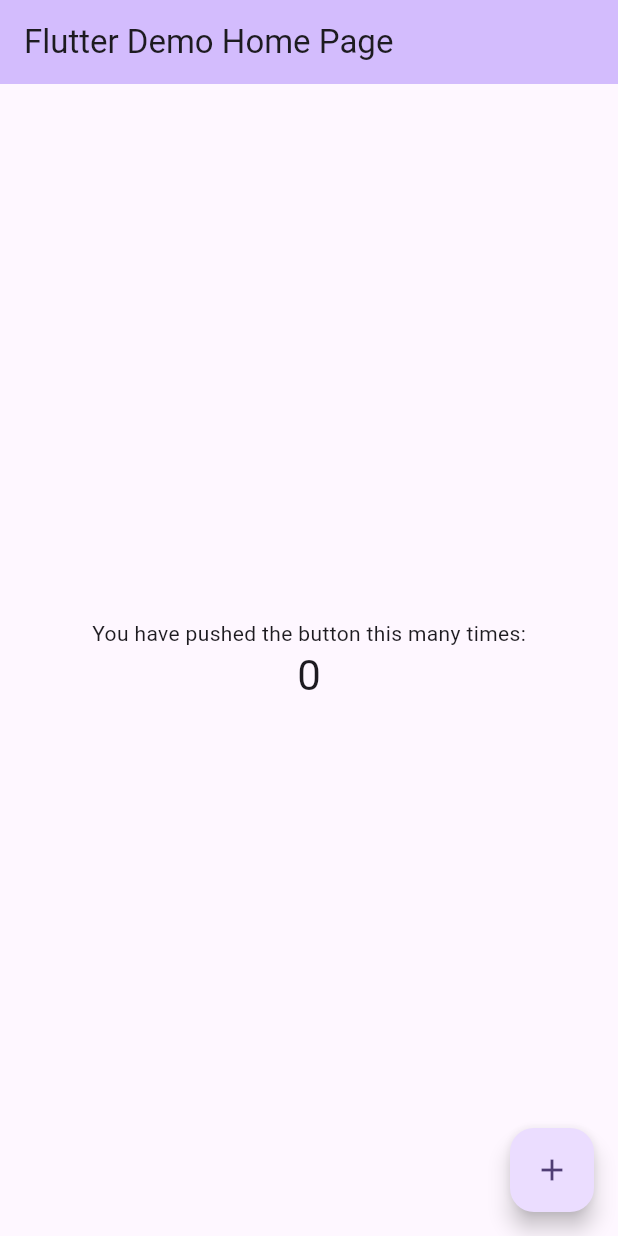
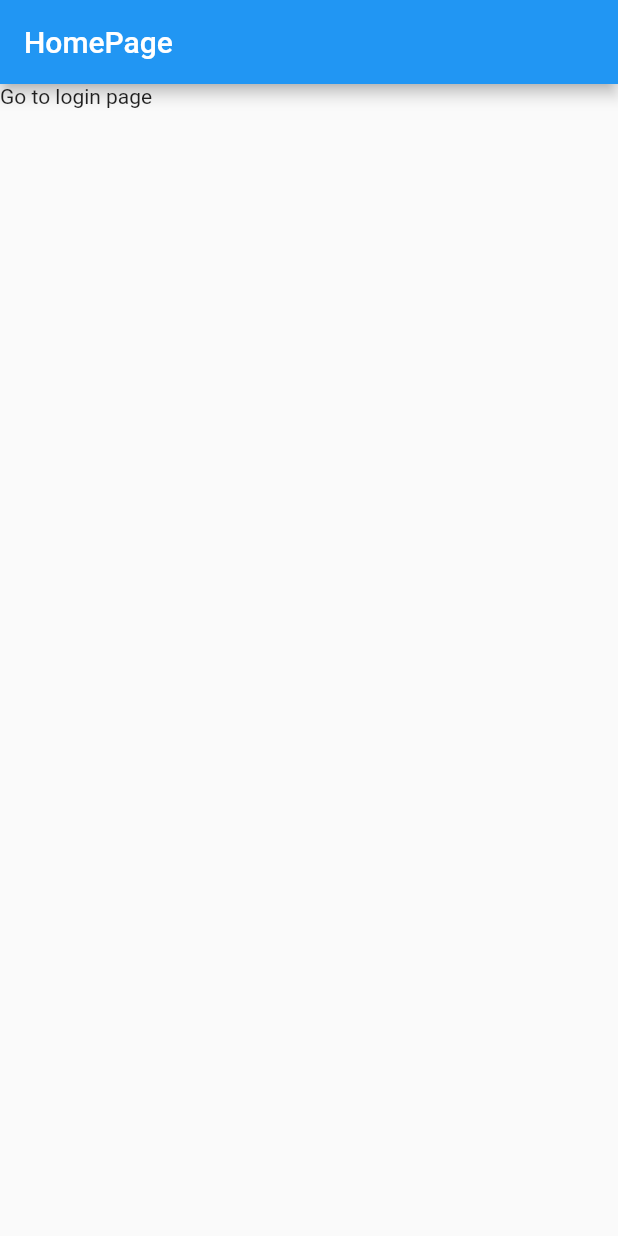
Before and after one commit to redanjir/khaliq_bus, a Flutter app: the screen it shows after launch, on a phone screen of 412 x 824 dp. Run offline on Flutter 3.47's test engine with Material 2 defaults, Android fonts, the phone set to English and light mode, and no system bars; our stand-ins replace firebase_auth, firebase_core, fluttertoast, get; accounts and stored records are empty.

Commit message:
set up the pages and routes for the project

```diff
--- a/lib/main.dart
+++ b/lib/main.dart
@@ -1,6 +1,15 @@
 import 'package:flutter/material.dart';
 import 'package:firebase_core/firebase_core.dart';
 import 'package:khaliq_bus/firebase_options.dart';
+import 'package:get/get.dart';
+import 'package:khaliq_bus/screens/AboutusPage.dart';
+import 'package:khaliq_bus/screens/FavouritesPage.dart';
+import 'package:khaliq_bus/screens/ProfilePage.dart';
+import 'package:khaliq_bus/screens/SearchPage.dart';
+import 'screens/HomePage.dart';
+import 'screens/LoginPage.dart';
+import 'screens/RegisterPage.dart';
+import 'screens/WelcomePage.dart';
 
 Future<void> main() async{
   WidgetsFlutterBinding.ensureInitialized();
@@ -17,101 +26,21 @@ class MyApp extends StatelessWidget {
   // This widget is the root of your application.
   @override
   Widget build(BuildContext context) {
-    return MaterialApp(
-      title: 'Flutter Demo',
-      theme: ThemeData(
-        colorScheme: ColorScheme.fromSeed(seedColor: Colors.deepPurple),
-        useMaterial3: true,
-      ),
-      home: const MyHomePage(title: 'Flutter Demo Home Page'),
+    return GetMaterialApp(
+      title: 'Khaliq Bus',
+      debugShowCheckedModeBanner: false,
+      theme: ThemeData(primarySwatch: Colors.blue),
+      home: const HomePage(),
+      getPages: [
+        GetPage(name: '/welcome', page: () => const WelcomePage()),
+        GetPage(name: '/home', page: () => const HomePage()),
+        GetPage(name: '/login', page: () => const LoginPage(), transition: Transition.leftToRight),
+        GetPage(name: '/register', page: () => const RegisterPage()),
+        GetPage(name: '/profile', page: () => const ProfilePage()),
+        GetPage(name: '/favourites', page: () => const FavouritesPage()),
+        GetPage(name: '/search', page: () => const SearchPage()),
+        GetPage(name: '/about', page: () => const AboutusPage()),
+      ],
     );
   }
 }
-
-class MyHomePage extends StatefulWidget {
-  const MyHomePage({super.key, required this.title});
-
-  // This widget is the home page of your application. It is stateful, meaning
-  // that it has a State object (defined below) that contains fields that affect
-  // how it looks.
-
-  // This class is the configuration for the state. It holds the values (in this
-  // case the title) provided by the parent (in this case the App widget) and
-  // used by the build method of the State. Fields in a Widget subclass are
-  // always marked "final".
-
-  final String title;
-
-  @override
-  State<MyHomePage> createState() => _MyHomePageState();
-}
-
-class _MyHomePageState extends State<MyHomePage> {
-  int _counter = 0;
-
-  void _incrementCounter() {
-    setState(() {
-      // This call to setState tells the Flutter framework that something has
-      // changed in this State, which causes it to rerun the build method below
-      // so that the display can reflect the updated values. If we changed
-      // _counter without calling setState(), then the build method would not be
-      // called again, and so nothing would appear to happen.
-      _counter++;
-    });
-  }
-
-  @override
-  Widget build(BuildContext context) {
-    // This method is rerun every time setState is called, for instance as done
-    // by the _incrementCounter method above.
-    //
-    // The Flutter framework has been optimized to make rerunning build methods
-    // fast, so that you can just rebuild anything that needs updating rather
-    // than having to individually change instances of widgets.
-    return Scaffold(
-      appBar: AppBar(
-        // TRY THIS: Try changing the color here to a specific color (to
-        // Colors.amber, perhaps?) and trigger a hot reload to see the AppBar
-        // change color while the other colors stay the same.
-        backgroundColor: Theme.of(context).colorScheme.inversePrimary,
-        // Here we take the value from the MyHomePage object that was created by
-        // the App.build method, and use it to set our appbar title.
-        title: Text(widget.title),
-      ),
-      body: Center(
-        // Center is a layout widget. It takes a single child and positions it
-        // in the middle of the parent.
-        child: Column(
-          // Column is also a layout widget. It takes a list of children and
-          // arranges them vertically. By default, it sizes itself to fit its
-          // children horizontally, and tries to be as tall as its parent.
-          //
-          // Column has various properties to control how it sizes itself and
-          // how it positions its children. Here we use mainAxisAlignment to
-          // center the children vertically; the main axis here is the vertical
-          // axis because Columns are vertical (the cross axis would be
-          // horizontal).
-          //
-          // TRY THIS: Invoke "debug painting" (choose the "Toggle Debug Paint"
-          // action in the IDE, or press "p" in the console), to see the
-          // wireframe for each widget.
-          mainAxisAlignment: MainAxisAlignment.center,
-          children: <Widget>[
-            const Text(
-              'You have pushed the button this many times:',
-            ),
-            Text(
-              '$_counter',
-              style: Theme.of(context).textTheme.headlineMedium,
-            ),
-          ],
-        ),
-      ),
-      floatingActionButton: FloatingActionButton(
-        onPressed: _incrementCounter,
-        tooltip: 'Increment',
-        child: const Icon(Icons.add),
-      ), // This trailing comma makes auto-formatting nicer for build methods.
-    );
-  }
-}
--- /dev/null
+++ b/lib/screens/HomePage.dart
@@ -0,0 +1,23 @@
+import 'package:flutter/material.dart';
+import 'package:get/get.dart';
+
+class HomePage extends StatelessWidget {
+  const HomePage({super.key});
+
+  @override
+  Widget build(BuildContext context) {
+    return SafeArea(
+      child: Scaffold(
+        appBar: AppBar(
+          title: const Text('HomePage'),
+        ),
+        body: InkResponse(
+          onTap: (){
+            Get.toNamed('/login');
+          },
+          child: const Text('Go to login page'),
+        ),
+      ),
+    );
+  }
+}
```
Also changed, not shown: lib/screens/AboutusPage.dart (added, +17 -0 lines), lib/screens/FavouritesPage.dart (added, +17 -0 lines), lib/screens/LoginPage.dart (added, +23 -0 lines), lib/screens/NearbyPage.dart (added, +17 -0 lines), lib/screens/ProfilePage.dart (added, +17 -0 lines), lib/screens/RegisterPage.dart (added, +17 -0 lines), lib/screens/SearchPage.dart (added, +17 -0 lines), lib/screens/WelcomePage.dart (added, +17 -0 lines).
